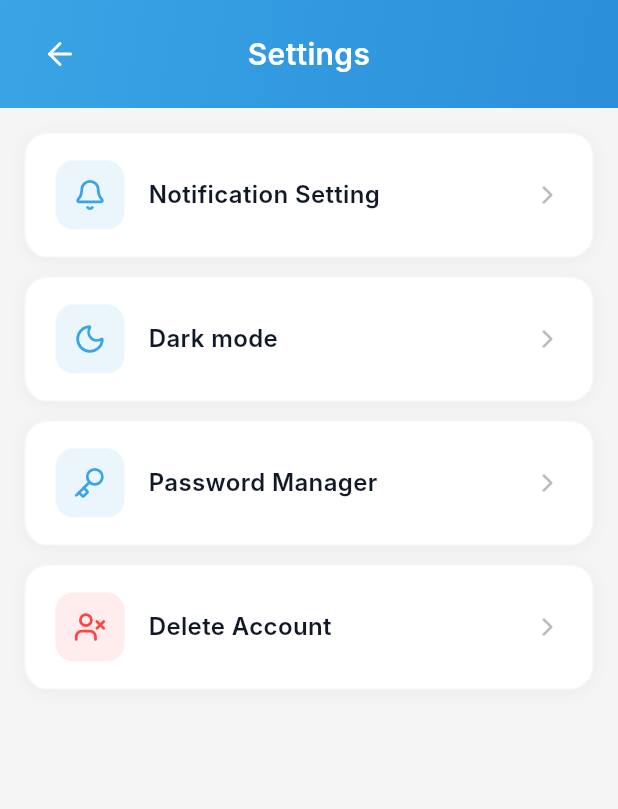
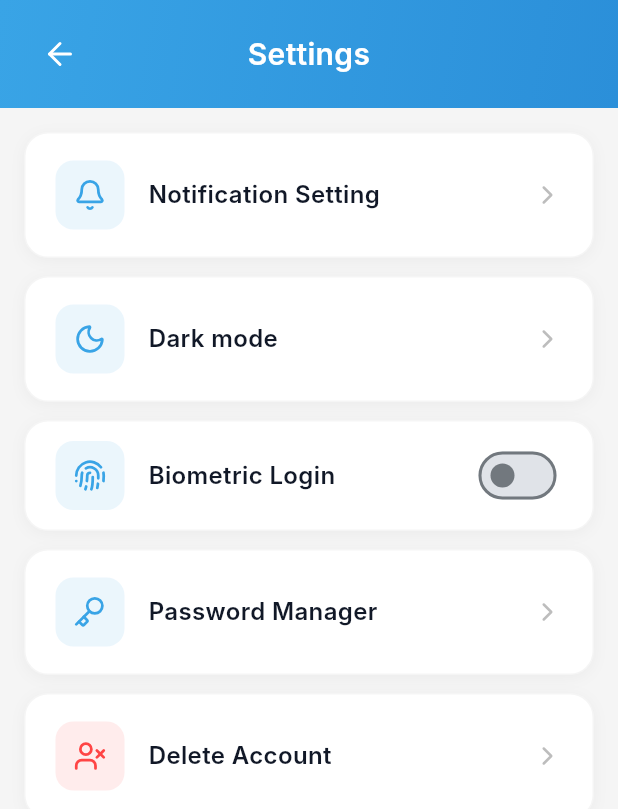
Before and after one commit to lamaRimawi/med_frontend, a Flutter app: the SettingsScreen screen opened directly, on a phone screen of 412 x 824 dp. Shown: the top 809 px of the screen. Run offline on Flutter 3.47's test engine with Material 3 defaults, Android fonts, the phone set to English and light mode, and no system bars; drawn by our look-alikes of toastification; our stand-ins replace device_info_plus, file_picker, fl_chart, flutter_animate, google_fonts, image_picker and 8 more; missing offline and left inert: cunning_document_scanner, file_saver, flutter_facebook_auth, flutter_toast_notification, gal, syncfusion_flutter_pdfviewer; accounts and stored records are empty; Roboto replaces fonts that are missing (Inter).

Commit message:
feat: Implement initial authentication flow with login, signup, biometric, Google, and Facebook options.

```diff
--- a/lib/screens/settings_screen.dart
+++ b/lib/screens/settings_screen.dart
@@ -4,10 +4,33 @@ import 'package:flutter/material.dart';
 import 'package:lucide_icons/lucide_icons.dart';
 import '../services/user_service.dart';
 import '../services/auth_api.dart';
+import 'package:shared_preferences/shared_preferences.dart';
 import 'password_manager_screen.dart';
 
-class SettingsScreen extends StatelessWidget {
+class SettingsScreen extends StatefulWidget {
   const SettingsScreen({super.key});
+
+  @override
+  State<SettingsScreen> createState() => _SettingsScreenState();
+}
+
+class _SettingsScreenState extends State<SettingsScreen> {
+  bool _biometricEnabled = false;
+
+  @override
+  void initState() {
+    super.initState();
+    _loadBiometricSettings();
+  }
+
+  Future<void> _loadBiometricSettings() async {
+    final prefs = await SharedPreferences.getInstance();
+    if (mounted) {
+      setState(() {
+        _biometricEnabled = prefs.getBool('biometric_enabled') ?? false;
+      });
+    }
+  }
 
   void _showDeleteAccountDialog(BuildContext context, bool isDark) {
     final passwordController = TextEditingController();
@@ -298,6 +321,15 @@ class SettingsScreen extends StatelessWidget {
                   isDark,
                 ),
                 const SizedBox(height: 12),
+                // Biometric Toggle
+                _buildSwitchSettingItem(
+                  context,
+                  LucideIcons.fingerprint,
+                  'Biometric Login',
+                  const Color(0xFF39A4E6),
+                  isDark,
+                ),
+                const SizedBox(height: 12),
                 _buildSettingItem(
                   context,
                   LucideIcons.key,
@@ -327,6 +359,71 @@ class SettingsScreen extends StatelessWidget {
                 ),
               ],
             ),
+          ),
+        ],
+      ),
+    );
+  }
+
+  Widget _buildSwitchSettingItem(
+    BuildContext context,
+    IconData icon,
+    String title,
+    Color iconColor,
+    bool isDark,
+  ) {
+    return Container(
+      padding: const EdgeInsets.symmetric(horizontal: 20, vertical: 12),
+      decoration: BoxDecoration(
+        color: isDark ? const Color(0xFF1E1E1E) : Colors.white,
+        borderRadius: BorderRadius.circular(16),
+        border: Border.all(
+          color: isDark ? const Color(0xFF2A2A2A) : Colors.grey.withOpacity(0.1),
+          width: 1,
+        ),
+        boxShadow: [
+          BoxShadow(
+            color: Colors.black.withOpacity(isDark ? 0.2 : 0.04),
+            blurRadius: 8,
+            offset: const Offset(0, 2),
+          ),
+        ],
+      ),
+      child: Row(
+        children: [
+          Container(
+            padding: const EdgeInsets.all(12),
+            decoration: BoxDecoration(
+              color: iconColor.withOpacity(0.1),
+              borderRadius: BorderRadius.circular(12),
+            ),
+            child: Icon(
+              icon,
+              color: iconColor,
+              size: 22,
+            ),
+          ),
+          const SizedBox(width: 16),
+          Expanded(
+            child: Text(
+              title,
+              style: TextStyle(
+                fontSize: 16,
+                fontWeight: FontWeight.w600,
+                color: isDark ? Colors.white : const Color(0xFF111827),
+              ),
+            ),
+          ),
+          Switch(
+            value: _biometricEnabled,
+            onChanged: (value) async {
+              setState(() {
+                _biometricEnabled = value;
+              });
+              final prefs = await SharedPreferences.getInstance();
+              await prefs.setBool('biometric_enabled', value);
+            },
+            activeColor: const Color(0xFF39A4E6),
           ),
         ],
       ),
--- a/lib/services/auth_api.dart
+++ b/lib/services/auth_api.dart
@@ -61,6 +61,8 @@ class AuthApi {
 
       // Save the password locally after successful login
       await prefs.setString('user_password', password);
+      // Save the email locally for biometric login
+      await prefs.setString('user_email', email);
 
       return (true, null);
     }
```
Also changed, not shown: lib/screens/login_screen.dart (+40 -21 lines), lib/screens/signup_screen.dart (+30 -9 lines), lib/services/auth_service.dart (+53 -2 lines), 2 other files.
